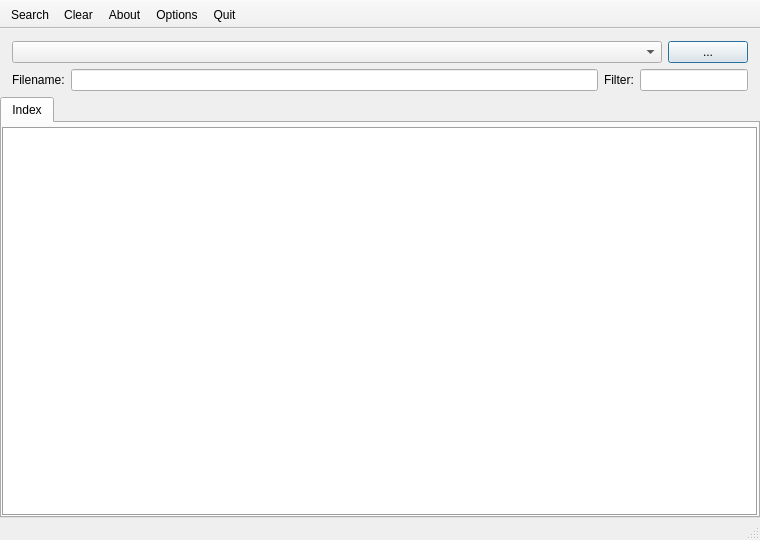
Old version of the form main.ui in the repository braimp/textseeker.
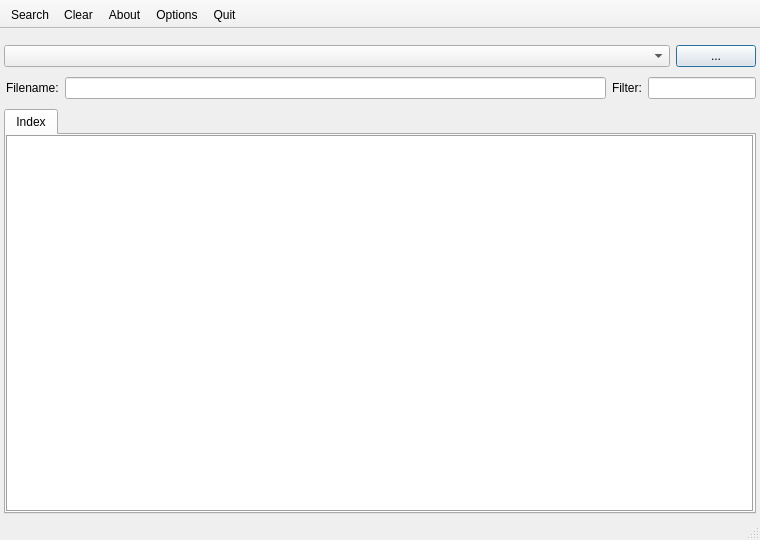
New version of the form. Icons and pictures are not drawn.

The edit to the form file:
```diff
--- a/main.ui
+++ b/main.ui
@@ -52,24 +52,30 @@
     <item row="0" column="0">
      <layout class="QVBoxLayout" name="verticalLayout">
       <property name="leftMargin">
-       <number>0</number>
+       <number>4</number>
+      </property>
+      <property name="topMargin">
+       <number>4</number>
       </property>
       <property name="rightMargin">
-       <number>0</number>
+       <number>4</number>
       </property>
       <property name="bottomMargin">
-       <number>0</number>
+       <number>4</number>
       </property>
       <item>
        <layout class="QHBoxLayout" name="horizontalLayout">
         <property name="leftMargin">
-         <number>12</number>
+         <number>0</number>
         </property>
         <property name="topMargin">
          <number>12</number>
         </property>
         <property name="rightMargin">
-         <number>12</number>
+         <number>0</number>
+        </property>
+        <property name="bottomMargin">
+         <number>4</number>
         </property>
         <item>
          <widget class="QComboBox" name="pathBox">
@@ -129,10 +135,13 @@
       <item>
        <layout class="QGridLayout" name="gridLayout">
         <property name="leftMargin">
-         <number>12</number>
+         <number>2</number>
         </property>
         <property name="rightMargin">
-         <number>12</number>
+         <number>0</number>
+        </property>
+        <property name="bottomMargin">
+         <number>4</number>
         </property>
         <item row="0" column="3">
          <widget class="QLabel" name="label_3">
@@ -178,9 +187,18 @@
       </item>
       <item>
        <widget class="QTabWidget" name="tabs">
+        <property name="tabShape">
+         <enum>QTabWidget::Rounded</enum>
+        </property>
         <property name="currentIndex">
          <number>0</number>
         </property>
+        <property name="documentMode">
+         <bool>false</bool>
+        </property>
+        <property name="tabsClosable">
+         <bool>false</bool>
+        </property>
         <widget class="QWidget" name="indexTab">
          <attribute name="title">
           <string>Index</string>
@@ -190,7 +208,7 @@
            <number>0</number>
           </property>
           <property name="topMargin">
-           <number>4</number>
+           <number>0</number>
           </property>
           <property name="rightMargin">
            <number>0</number>
@@ -203,6 +221,9 @@
             <property name="frameShape">
              <enum>QFrame::Box</enum>
             </property>
+            <property name="frameShadow">
+             <enum>QFrame::Sunken</enum>
+            </property>
             <property name="alternatingRowColors">
              <bool>true</bool>
             </property>
```
